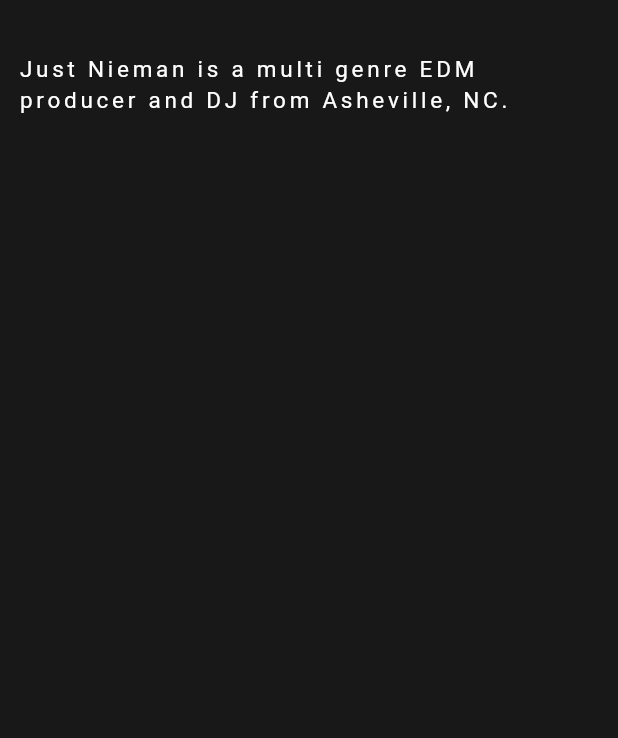
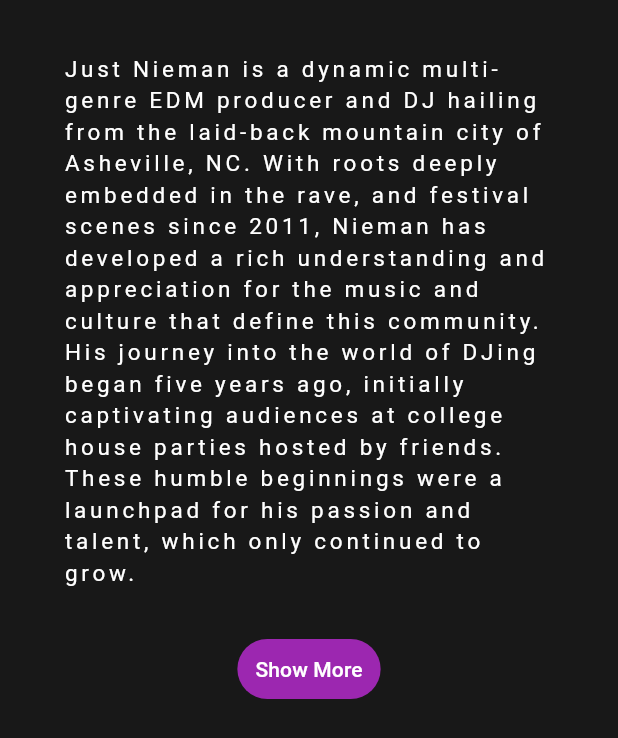
Before and after one commit to Nieman123/justNiemansWebsite, a Flutter app: the About widget shown alone on an empty page, opened directly, on a phone screen of 412 x 824 dp. Shown: the top 738 px of the screen. Run offline on Flutter 3.47's test engine with Material 3 defaults, Android fonts, the phone set to English and light mode, and no system bars; our stand-ins replace carousel_slider, firebase_analytics, firebase_core, font_awesome_flutter, go_router, video_player; missing offline and left inert: dart:html, flutter_list_view, foil, sa3_liquid; accounts and stored records are empty; generated files the repository leaves out were written again; Roboto replaces fonts that are missing (SourceCodePro).

Commit message:
event and music update

```diff
--- a/lib/about.dart
+++ b/lib/about.dart
@@ -1,34 +1,69 @@
 import 'package:flutter/material.dart';
 
-class About extends StatelessWidget {
-  About({
-    Key? key,
-    required this.fontSize,
-  }) : super(key: key);
+class About extends StatefulWidget {
+  final double fontSize;
 
-  final double fontSize;
-  final String gotAbout =
-      """Just Nieman is a multi genre EDM producer and DJ from Asheville, NC.""";
+  About({Key? key, required this.fontSize}) : super(key: key);
+
+  @override
+  _AboutState createState() => _AboutState();
+}
+
+class _AboutState extends State<About> {
+  bool _isExpanded = false;
 
   @override
   Widget build(BuildContext context) {
+    // Splitting the about text into paragraphs
+    List<String> paragraphs = gotAbout.trim().split('\n\n');
+
     return Padding(
       padding: const EdgeInsets.fromLTRB(12.0, 5.0, 12.0, 30.0),
       child: Column(
+        crossAxisAlignment: CrossAxisAlignment.start,
         children: [
           Padding(
-            padding: const EdgeInsets.only(top: 30.0),
+            padding: const EdgeInsets.all(30.0),
             child: Text(
-              gotAbout,
+              // Displaying the first paragraph always and others only if expanded
+              _isExpanded ? paragraphs.join('\n\n') : paragraphs.first,
               style: TextStyle(
-                  fontFamily: 'SourceCodePro',
-                  letterSpacing: 2.5,
-                  color: Theme.of(context).primaryColorLight,
-                  fontSize: fontSize),
+                fontFamily: 'SourceCodePro',
+                letterSpacing: 2.5,
+                color: Theme.of(context).primaryColorLight,
+                fontSize: widget.fontSize,
+              ),
             ),
           ),
+          if (paragraphs.length >
+              1) // Show More button only if there are more paragraphs
+            Center(
+              child: TextButton(
+                onPressed: () {
+                  setState(() {
+                    _isExpanded = !_isExpanded;
+                  });
+                },
+                style: TextButton.styleFrom(
+                  foregroundColor: Colors.white,
+                  backgroundColor: Colors.purple, // Button background color
+                ),
+                child: Text(_isExpanded ? 'Show Less' : 'Show More'),
+              ),
+            ),
         ],
       ),
     );
   }
+
+  final String gotAbout =
+      """Just Nieman is a dynamic multi-genre EDM producer and DJ hailing from the laid-back mountain city of Asheville, NC. With roots deeply embedded in the rave, and festival scenes since 2011, Nieman has developed a rich understanding and appreciation for the music and culture that define this community. His journey into the world of DJing began five years ago, initially captivating audiences at college house parties hosted by friends. These humble beginnings were a launchpad for his passion and talent, which only continued to grow.
+
+In late 2021, Nieman transitioned into a more professional setting, securing his first residency at the locally loved, Asheville Beauty Academy. This pivotal moment marked the beginning of a new chapter, allowing him to showcase his skills to a wider audience and refine his craft in a live setting.
+
+In an effort to foster the local EDM scene and provide a platform for up-and-coming artists, Just co-founded Pluto Events with a group of like-minded friends. This production company has quickly become a cornerstone of the Asheville EDM scene, promoting local artists and organizing events that bring together enthusiasts for nights filled with energy, rhythm, and dance. Through Pluto Events, Just Nieman has been instrumental in providing a platform for creative expression and musical exploration.
+
+Over the past three years, Just Nieman has also ventured into music production, channeling his creative energy into crafting original tracks. He has released three singles to date - "Lives," "Personal," and "My Music" - each offering a glimpse into his evolving sound and artistic vision. These tracks embody his journey through the realms of EDM, showcasing his versatility as a producer and his ability to craft soundscapes that resonate with listeners.
+
+Just Nieman continues to be a prominent figure in the Asheville music scene and beyond, dedicated to pushing the boundaries of electronic music and creating experiences that unite and inspire. With a relentless passion for his craft and a commitment to community, Just Nieman is poised for further exploration and success in the ever-changing world of EDM.""";
 }
--- a/pubspec.yaml
+++ b/pubspec.yaml
@@ -77,6 +77,9 @@ flutter:
     - assets/instagram.webp
     - assets/youtube-icon.webp
     - assets/my-music.webp
+    - assets/bens.webp
+    - assets/my-music.webp
+
 
 
   # An image asset can refer to one or more resolution-specific "variants", see
```
Also changed, not shown: lib/home.dart (+53 -11 lines), lib/music_release.dart (added, +85 -0 lines), assets/420-fest-v2.webp, assets/bens.webp (added), 1 other file.
